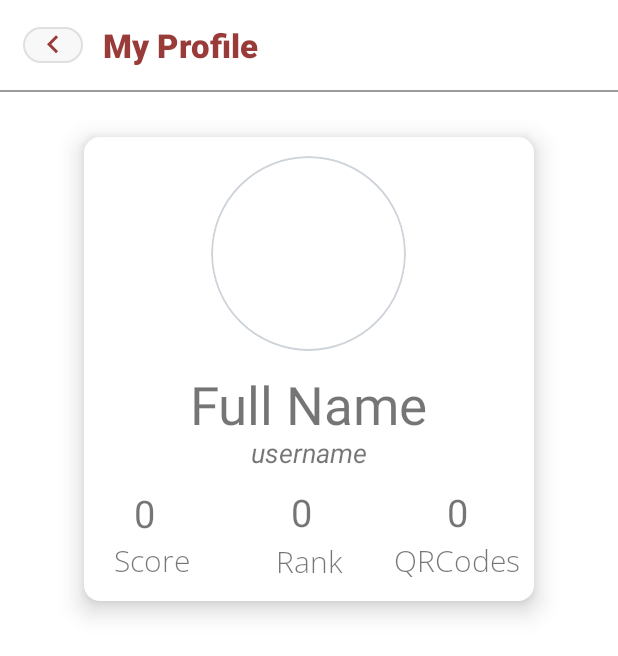
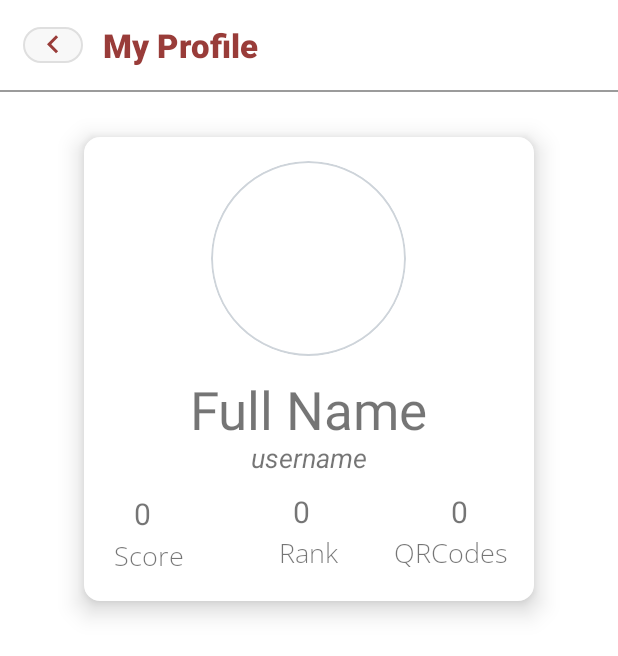
Before and after one commit to CMPUT301W23T32/lordofthewings, an Android app: the layout activity_profile_page.xml on its own in the app's theme, with its tools: preview values and no code run, on a phone screen of 412 x 824 dp. Shown: the top 656 px of the screen. Run offline under Robolectric (Android 15) with nearby library versions, the phone set to English and light mode, and no system bars; Roboto replaces fonts that are not available here.

Commit message:
change the profile textsize

```diff
--- a/code/app/src/main/res/layout/activity_profile_page.xml
+++ b/code/app/src/main/res/layout/activity_profile_page.xml
@@ -133,7 +133,7 @@
                 android:layout_marginStart="20dp"
                 android:fontFamily="@font/open_sans_light"
                 android:text="Score"
-                android:textSize="20dp"
+                android:textSize="18dp"
                 app:layout_constraintBottom_toBottomOf="parent"
                 app:layout_constraintStart_toStartOf="parent"
                 app:layout_constraintTop_toBottomOf="@+id/score_text" />
@@ -144,7 +144,7 @@
                 android:layout_height="wrap_content"
                 android:layout_marginStart="33dp"
                 android:text="0"
-                android:textSize="25sp"
+                android:textSize="20sp"
                 app:layout_constraintBottom_toTopOf="@+id/textView"
                 app:layout_constraintStart_toStartOf="parent"
                 app:layout_constraintTop_toTopOf="parent"
@@ -155,8 +155,8 @@
                 android:layout_width="93dp"
                 android:layout_height="28dp"
                 android:fontFamily="@font/open_sans_light"
-                android:text="QRCodes: "
-                android:textSize="20sp"
+                android:text="QRCodes"
+                android:textSize="18sp"
                 app:layout_constraintBottom_toBottomOf="parent"
                 app:layout_constraintEnd_toEndOf="parent" />
 
@@ -166,7 +166,7 @@
                 android:layout_height="wrap_content"
                 android:layout_marginEnd="44dp"
                 android:text="0"
-                android:textSize="25sp"
+                android:textSize="20sp"
                 app:layout_constraintBottom_toTopOf="@+id/textView2"
                 app:layout_constraintEnd_toEndOf="parent"
                 app:layout_constraintTop_toTopOf="parent"
@@ -178,7 +178,7 @@
                 android:layout_height="28dp"
                 android:fontFamily="@font/open_sans_light"
                 android:text="Rank"
-                android:textSize="20sp"
+                android:textSize="18sp"
                 app:layout_constraintBottom_toBottomOf="parent"
                 app:layout_constraintEnd_toStartOf="@+id/textView2"
                 app:layout_constraintHorizontal_bias="0.626"
@@ -190,7 +190,7 @@
                 android:layout_height="wrap_content"
                 android:layout_marginBottom="1dp"
                 android:text="0"
-                android:textSize="25sp"
+                android:textSize="20sp"
                 app:layout_constraintBottom_toTopOf="@+id/textView3"
                 app:layout_constraintEnd_toStartOf="@+id/qrcodes_text"
                 app:layout_constraintStart_toEndOf="@+id/score_text"
```
